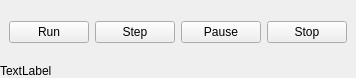
This is Resources/execute.ui in mlampert/Machinekit-Workbench as Qt 5 draws it before an edit. The edited form follows.
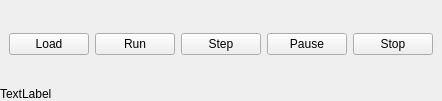
This is the edited form.

Commit message: Basic hookup of execute window to machinekit.

The edit to the form file:
```diff
--- a/Resources/execute.ui
+++ b/Resources/execute.ui
@@ -6,8 +6,8 @@
    <rect>
     <x>0</x>
     <y>0</y>
-    <width>336</width>
-    <height>78</height>
+    <width>417</width>
+    <height>101</height>
    </rect>
   </property>
   <property name="sizePolicy">
@@ -49,6 +49,13 @@
        </sizepolicy>
       </property>
       <layout class="QHBoxLayout" name="horizontalLayout_2">
+       <item>
+        <widget class="QPushButton" name="load">
+         <property name="text">
+          <string>Load</string>
+         </property>
+        </widget>
+       </item>
        <item>
         <widget class="QPushButton" name="run">
          <property name="text">
```
The commit also changes 4 other files.
